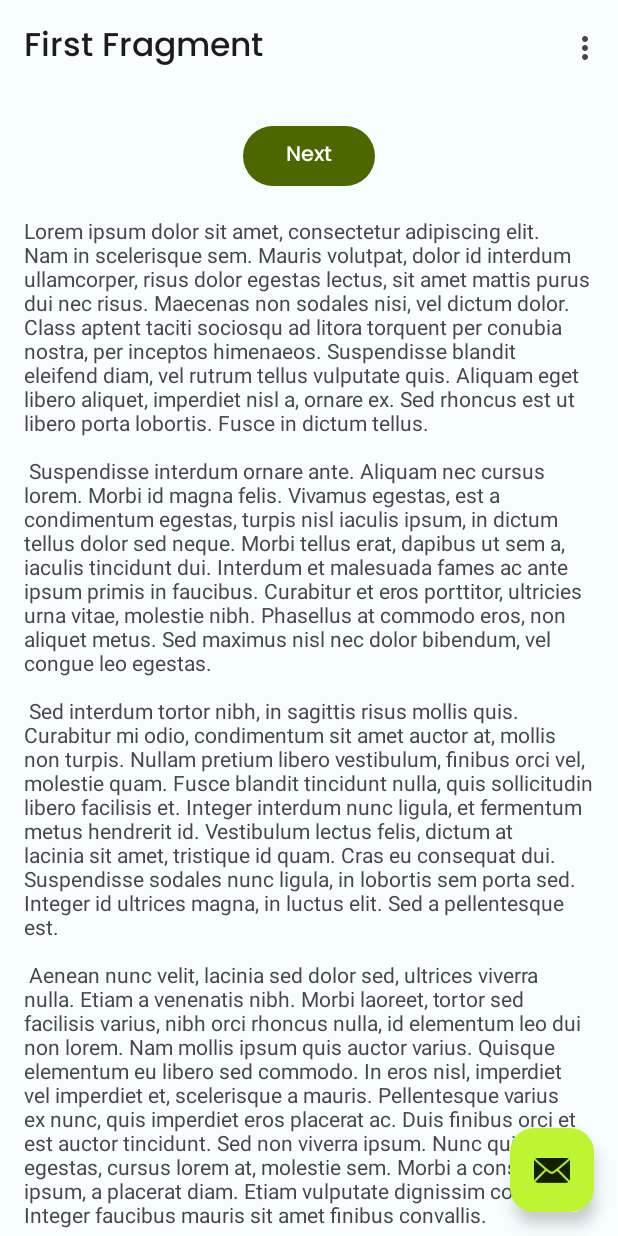
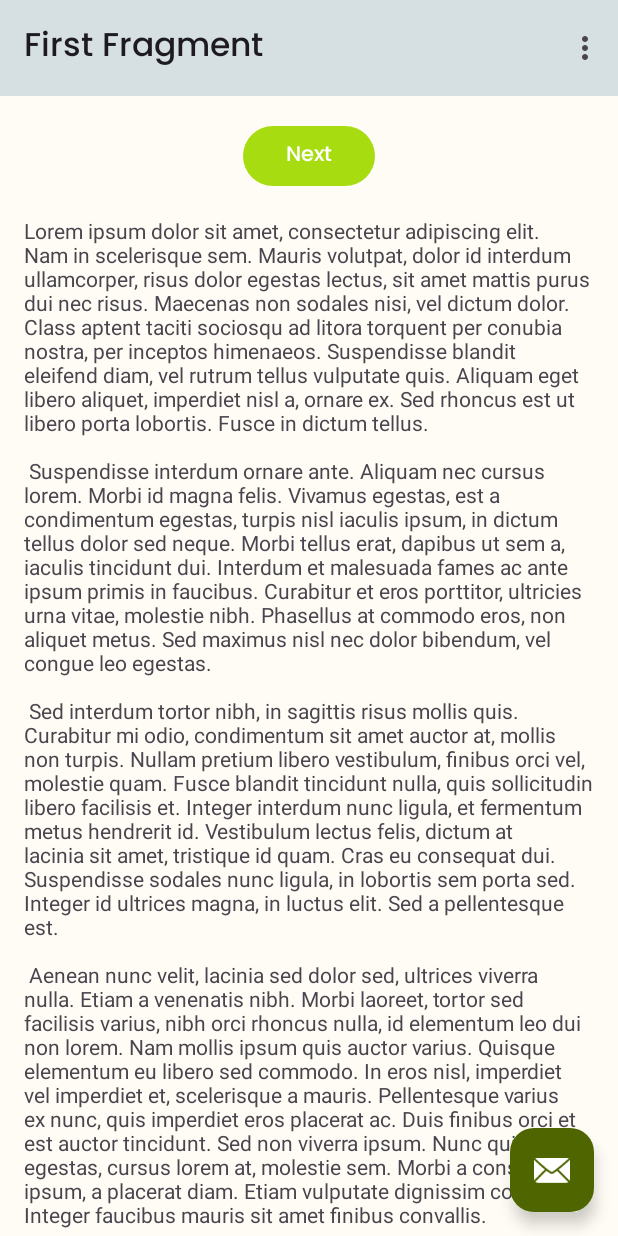
Before and after one commit to oguzhanaslann/FitTrack_Android, an Android app: the screen it shows after launch (MainActivity), on a phone screen of 412 x 824 dp. Run offline under Robolectric (Android 15) with nearby library versions, the phone set to English and light mode, and no system bars; our stand-ins replace navigation-ui.

Commit message:
- app splash screen and icon

```diff
--- a/app/src/main/AndroidManifest.xml
+++ b/app/src/main/AndroidManifest.xml
@@ -17,7 +17,7 @@
             android:name=".ui.MainActivity"
             android:exported="true"
             android:label="@string/app_name"
-            android:theme="@style/Theme.FitTrack">
+            android:theme="@style/Theme.App.Starting">
             <intent-filter>
                 <action android:name="android.intent.action.MAIN" />
 
--- a/app/src/main/java/com/oguzhanaslann/fittrack/ui/MainActivity.kt
+++ b/app/src/main/java/com/oguzhanaslann/fittrack/ui/MainActivity.kt
@@ -10,6 +10,7 @@ import androidx.navigation.ui.navigateUp
 import androidx.navigation.ui.setupActionBarWithNavController
 import android.view.Menu
 import android.view.MenuItem
+import androidx.core.splashscreen.SplashScreen.Companion.installSplashScreen
 import com.oguzhanaslann.fittrack.R
 import com.oguzhanaslann.fittrack.databinding.ActivityMainBinding
 
@@ -19,6 +20,13 @@ class MainActivity : AppCompatActivity() {
     private lateinit var binding: ActivityMainBinding
 
     override fun onCreate(savedInstanceState: Bundle?) {
+        installSplashScreen().apply {
+            setKeepOnScreenCondition {
+                false
+            }
+
+
+        }
         WindowCompat.setDecorFitsSystemWindows(window, false)
         super.onCreate(savedInstanceState)
 
--- a/app/src/main/res/drawable/ic_launcher_foreground.xml
+++ b/app/src/main/res/drawable/ic_launcher_foreground.xml
@@ -3,38 +3,38 @@
     android:height="108dp"
     android:viewportWidth="108"
     android:viewportHeight="108">
-  <group android:scaleX="0.07743497"
-      android:scaleY="0.07743497"
+  <group android:scaleX="1.6489094"
+      android:scaleY="1.6489094"
       android:translateX="26.22809"
       android:translateY="25.96854">
     <path
-        android:pathData="M588.67,134.7C647.82,193.85 648.56,287.65 592,344.21C535.43,400.78 441.64,400.03 382.49,340.88C323.34,281.73 322.59,187.94 379.16,131.37C435.72,74.81 529.52,75.55 588.67,134.7Z"
-        android:strokeWidth="40"
+        android:pathData="M27.754,6.187C30.599,9.033 30.641,13.553 27.91,16.284C25.179,19.015 20.659,18.973 17.813,16.128C14.968,13.282 14.926,8.762 17.657,6.031C20.388,3.3 24.909,3.342 27.754,6.187Z"
+        android:strokeWidth="1.5"
         android:fillColor="#00000000"
         android:strokeColor="#ffffff"/>
     <path
-        android:pathData="M253.08,472.15L370.31,354.92"
-        android:strokeWidth="40"
+        android:pathData="M11.83,22.111L17.331,16.611"
+        android:strokeWidth="2"
         android:fillColor="#00000000"
         android:strokeColor="#ffffff"/>
     <path
-        android:pathData="M316.65,587.06L135.81,406.21"
-        android:strokeWidth="32"
+        android:pathData="M14.858,27.545L6.373,19.059"
+        android:strokeWidth="1.5"
         android:fillColor="#00000000"
         android:strokeColor="#ffffff"/>
     <path
-        android:pathData="M287.34,616.36L106.5,435.52"
-        android:strokeWidth="32"
+        android:pathData="M13.483,28.92L4.998,20.435"
+        android:strokeWidth="1.5"
         android:fillColor="#00000000"
         android:strokeColor="#ffffff"/>
     <path
-        android:pathData="M258.03,645.67L77.19,464.83"
-        android:strokeWidth="32"
+        android:pathData="M12.108,30.295L3.622,21.81"
+        android:strokeWidth="1.5"
         android:fillColor="#00000000"
         android:strokeColor="#ffffff"/>
     <path
-        android:pathData="M121.49,603.74L154.26,570.97"
-        android:strokeWidth="40"
+        android:pathData="M5.657,28.284L7.194,26.747"
+        android:strokeWidth="2"
         android:fillColor="#00000000"
         android:strokeColor="#ffffff"/>
   </group>
--- a/app/src/main/res/values-night/themes.xml
+++ b/app/src/main/res/values-night/themes.xml
@@ -28,4 +28,15 @@
         <item name="colorSurfaceInverse">@color/md_theme_dark_inverseSurface</item>
         <item name="colorPrimaryInverse">@color/md_theme_dark_inversePrimary</item>
     </style>
+
+
+    <style name="Theme.App.Starting" parent="Theme.SplashScreen">
+        <item name="windowSplashScreenBackground">@color/md_theme_dark_primary</item>
+        <item name="android:windowSplashScreenBackground" tools:targetApi="s">@color/md_theme_dark_primary</item>
+        <item name="windowSplashScreenAnimatedIcon">@drawable/ic_launcher_foreground</item>
+        <item name="android:windowSplashScreenAnimatedIcon" tools:targetApi="s">@drawable/ic_launcher_foreground</item>
+        <item name="android:windowSplashScreenIconBackgroundColor" tools:targetApi="s">@color/md_theme_dark_primary</item>
+        <item name="windowSplashScreenIconBackgroundColor">@color/md_theme_dark_primary</item>
+        <item name="postSplashScreenTheme">@style/Theme.FitTrack</item>
+    </style>
 </resources>
--- a/app/src/main/res/values/colors.xml
+++ b/app/src/main/res/values/colors.xml
@@ -4,35 +4,50 @@
     <color name="white">#FFFFFFFF</color>
 
     <color name="seed">#A7DD10</color>
-    <color name="md_theme_light_primary">#4C6700</color>
+    <color name="md_theme_light_primary">#A7DD10</color>
     <color name="md_theme_light_onPrimary">#FFFFFF</color>
-    <color name="md_theme_light_primaryContainer">#BDF532</color>
-    <color name="md_theme_light_onPrimaryContainer">#141F00</color>
-    <color name="md_theme_light_secondary">#006687</color>
+
+    <color name="md_theme_light_primaryContainer">#4F6600</color>
+    <color name="md_theme_light_onPrimaryContainer">#FFFFFF</color>
+
+    <color name="md_theme_light_secondary">#05A2D4</color>
     <color name="md_theme_light_onSecondary">#FFFFFF</color>
-    <color name="md_theme_light_secondaryContainer">#C1E8FF</color>
-    <color name="md_theme_light_onSecondaryContainer">#001E2B</color>
+
+    <color name="md_theme_light_secondaryContainer">#4DB9FF</color>
+    <color name="md_theme_light_onSecondaryContainer">#FFFFFF</color>
+
     <color name="md_theme_light_tertiary">#B60078</color>
     <color name="md_theme_light_onTertiary">#FFFFFF</color>
+
     <color name="md_theme_light_tertiaryContainer">#FFD8E7</color>
     <color name="md_theme_light_onTertiaryContainer">#3D0025</color>
+
     <color name="md_theme_light_error">#BA1A1A</color>
+    <color name="md_theme_light_onError">#FFFFFF</color>
+
     <color name="md_theme_light_errorContainer">#FFDAD6</color>
-    <color name="md_theme_light_onError">#FFFFFF</color>
     <color name="md_theme_light_onErrorContainer">#410002</color>
-    <color name="md_theme_light_background">#F8FDFF</color>
+
+    <color name="md_theme_light_background">#FEFCF4</color>
     <color name="md_theme_light_onBackground">#001F26</color>
-    <color name="md_theme_light_surface">#F8FDFF</color>
-    <color name="md_theme_light_onSurface">#001F26</color>
-    <color name="md_theme_light_surfaceVariant">#E2E4D4</color>
-    <color name="md_theme_light_onSurfaceVariant">#45483C</color>
+
+    <color name="md_theme_light_surface">#D6DFE2</color>
+    <color name="md_theme_light_onSurface">#000000</color>
+
+    <color name="md_theme_light_surfaceVariant">#E3E4D4</color>
+    <color name="md_theme_light_onSurfaceVariant">#46483C</color>
+
     <color name="md_theme_light_outline">#76786B</color>
+
     <color name="md_theme_light_inverseOnSurface">#D7F6FF</color>
     <color name="md_theme_light_inverseSurface">#003640</color>
     <color name="md_theme_light_inversePrimary">#A2D802</color>
+
     <color name="md_theme_light_shadow">#000000</color>
+
     <color name="md_theme_light_surfaceTint">#4C6700</color>
     <color name="md_theme_light_surfaceTintColor">#4C6700</color>
+
     <color name="md_theme_dark_primary">#A2D802</color>
     <color name="md_theme_dark_onPrimary">#263500</color>
     <color name="md_theme_dark_primaryContainer">#384E00</color>
--- a/app/src/main/res/values/themes.xml
+++ b/app/src/main/res/values/themes.xml
@@ -56,4 +56,15 @@
     </style>
 
     <style name="Theme.FitTrack" parent="Base.Theme.FitTrack" />
+
+
+    <style name="Theme.App.Starting" parent="Theme.SplashScreen">
+         <item name="windowSplashScreenBackground">@color/md_theme_light_primary</item>
+        <item name="android:windowSplashScreenBackground" tools:targetApi="s">@color/md_theme_light_primary</item>
+        <item name="windowSplashScreenAnimatedIcon">@drawable/ic_launcher_foreground</item>
+        <item name="android:windowSplashScreenAnimatedIcon" tools:targetApi="s">@drawable/ic_launcher_foreground</item>
+        <item name="android:windowSplashScreenIconBackgroundColor" tools:targetApi="s">@color/md_theme_light_primary</item>
+        <item name="windowSplashScreenIconBackgroundColor">@color/md_theme_light_primary</item>
+        <item name="postSplashScreenTheme">@style/Theme.FitTrack</item>
+    </style>
 </resources>
```
Also changed, not shown: app/build.gradle (+31 -2 lines), app/src/main/ic_launcher-playstore.png, app/src/main/res/mipmap-hdpi/ic_launcher.png, app/src/main/res/mipmap-hdpi/ic_launcher_round.png, app/src/main/res/mipmap-mdpi/ic_launcher.png, app/src/main/res/mipmap-mdpi/ic_launcher_round.png, app/src/main/res/mipmap-xhdpi/ic_launcher.png, app/src/main/res/mipmap-xhdpi/ic_launcher_round.png, app/src/main/res/mipmap-xxhdpi/ic_launcher.png, app/src/main/res/mipmap-xxhdpi/ic_launcher_round.png, app/src/main/res/mipmap-xxxhdpi/ic_launcher.png, app/src/main/res/mipmap-xxxhdpi/ic_launcher_round.png.
